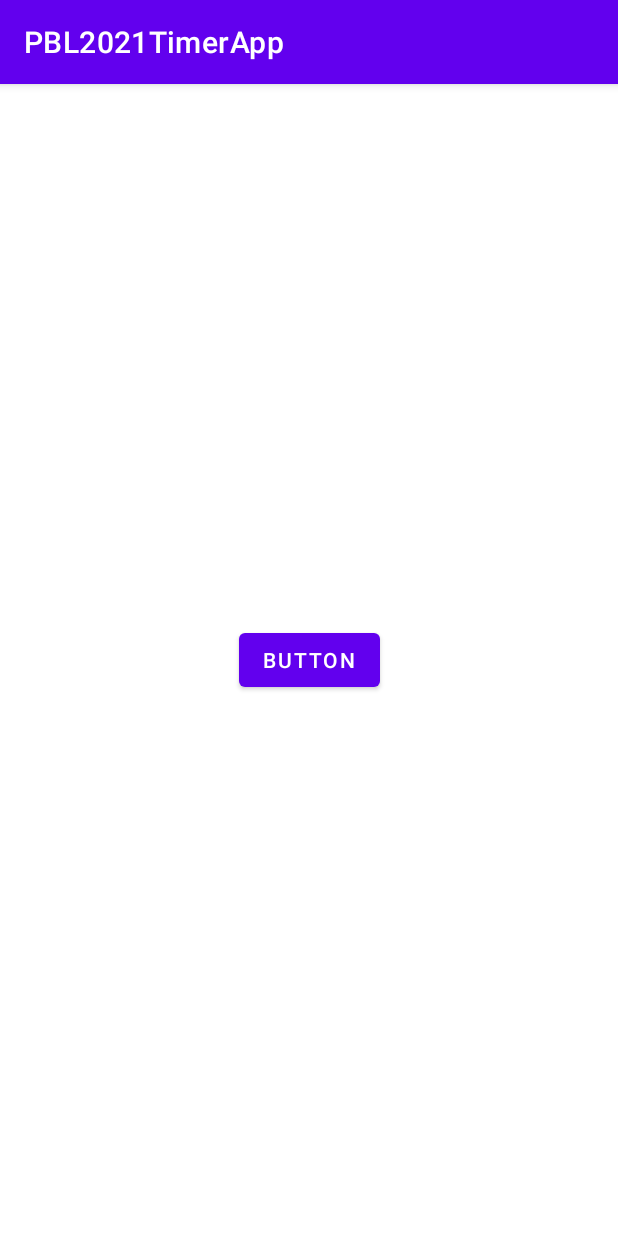
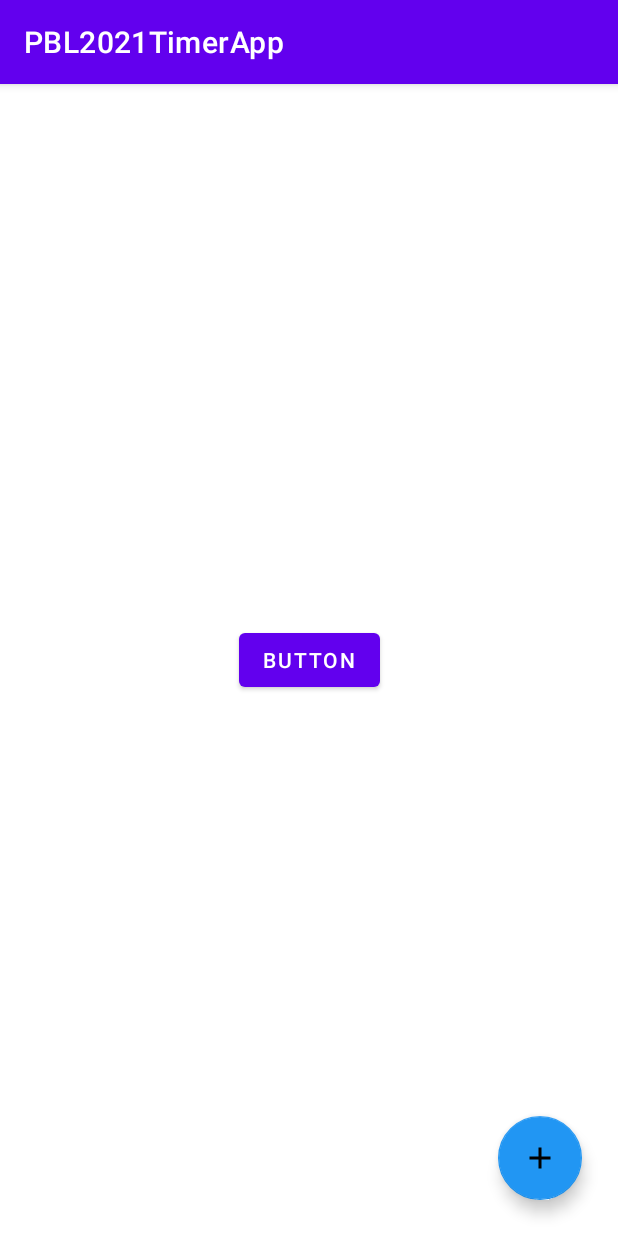
Before and after one commit to Toya-Onodera/PBL2021, an Android app: the screen it shows after launch (MainActivity), on a phone screen of 412 x 824 dp. Run offline under Robolectric (Android 15) with nearby library versions, the phone set to English and light mode, and no system bars.

Commit message:
Add: 初期画面に FAB を追加

```diff
--- /dev/null
+++ b/app/src/main/res/drawable/ic_baseline_add_24.xml
@@ -0,0 +1,5 @@
+<vector android:height="24dp" android:tint="#FAFAFA"
+    android:viewportHeight="24" android:viewportWidth="24"
+    android:width="24dp" xmlns:android="http://schemas.android.com/apk/res/android">
+    <path android:fillColor="@android:color/white" android:pathData="M19,13h-6v6h-2v-6H5v-2h6V5h2v6h6v2z"/>
+</vector>
--- a/app/src/main/res/layout/activity_main.xml
+++ b/app/src/main/res/layout/activity_main.xml
@@ -15,4 +15,16 @@
         app:layout_constraintEnd_toEndOf="parent"
         app:layout_constraintStart_toStartOf="parent"
         app:layout_constraintTop_toTopOf="parent" />
+
+    <com.google.android.material.floatingactionbutton.FloatingActionButton
+        android:id="@+id/floatingActionButton2"
+        android:layout_width="wrap_content"
+        android:layout_height="wrap_content"
+        android:layout_marginEnd="24dp"
+        android:layout_marginBottom="24dp"
+        android:clickable="true"
+        app:backgroundTint="#2196F3"
+        app:layout_constraintBottom_toBottomOf="parent"
+        app:layout_constraintEnd_toEndOf="parent"
+        app:srcCompat="@drawable/ic_baseline_add_24" />
 </androidx.constraintlayout.widget.ConstraintLayout>
```
Also changed, not shown: app/build.gradle (+9 -2 lines).
